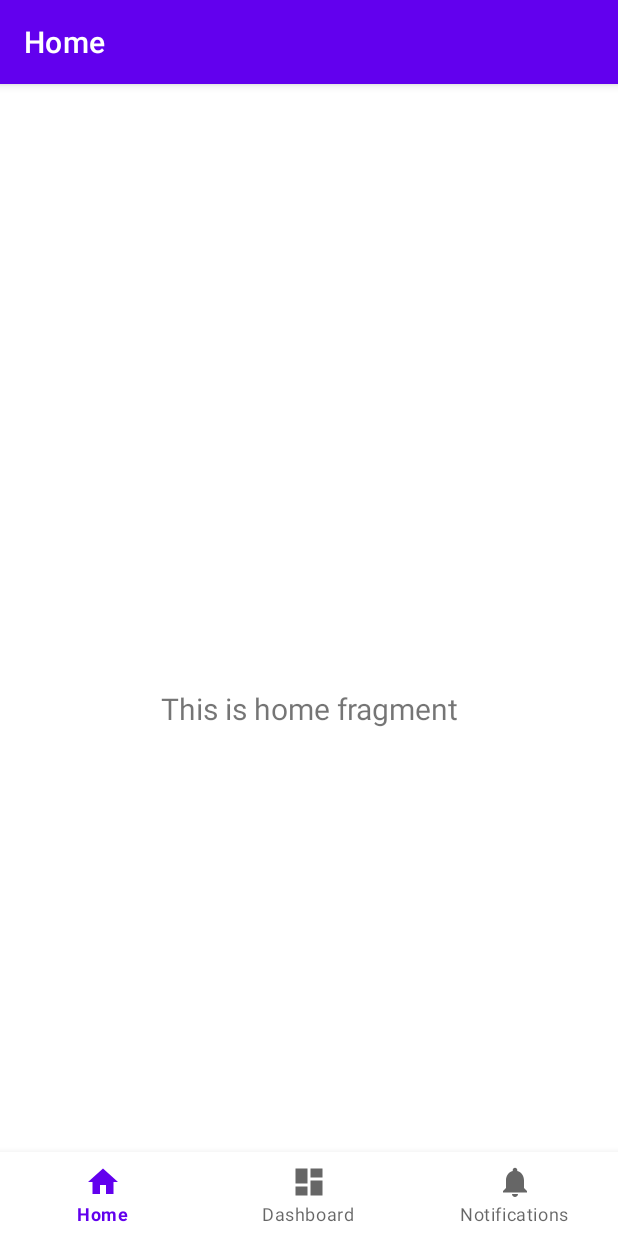
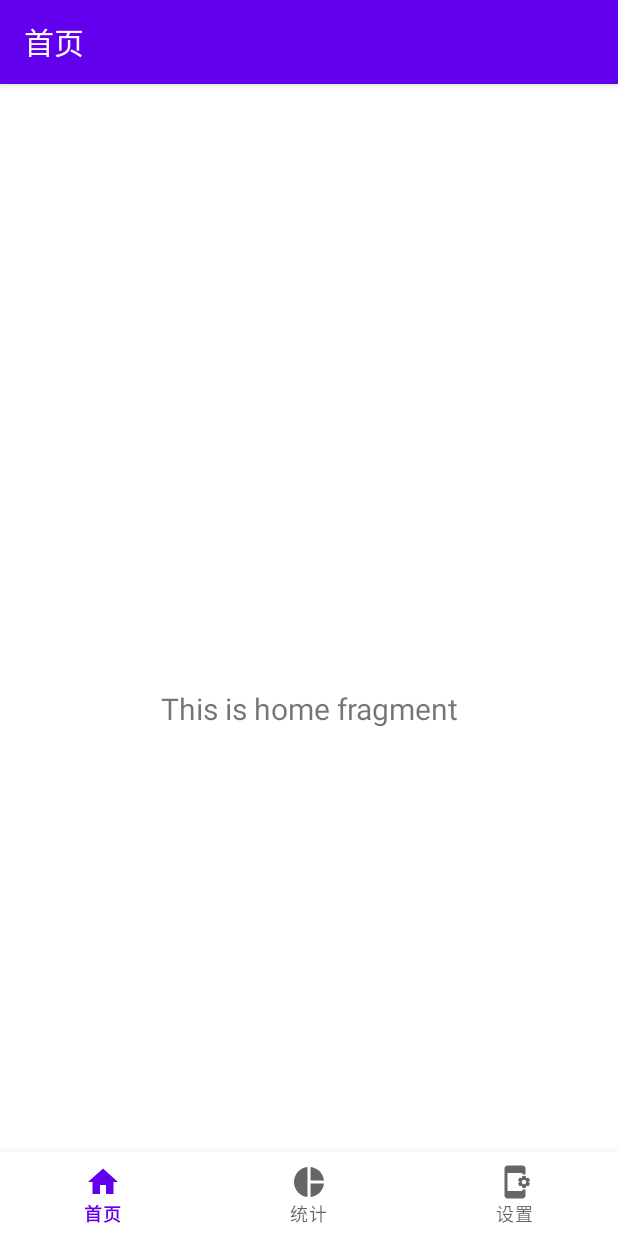
Before and after one commit to Losfff/AccountBook, an Android app: the screen it shows after launch (MainActivity), on a phone screen of 412 x 824 dp. Run offline under Robolectric (Android 15) with nearby library versions, the phone set to English and light mode, and no system bars; our stand-ins replace navigation-ui.

Commit message:
优化navigation图标

```diff
--- /dev/null
+++ b/app/src/main/res/drawable/baseline_app_settings_alt_24.xml
@@ -0,0 +1,5 @@
+<vector xmlns:android="http://schemas.android.com/apk/res/android" android:height="24dp" android:tint="#000000" android:viewportHeight="24" android:viewportWidth="24" android:width="24dp">
+
+    <path android:fillColor="@android:color/white" android:pathData="M21.81,12.74l-0.82,-0.63v-0.22l0.8,-0.63c0.16,-0.12 0.2,-0.34 0.1,-0.51l-0.85,-1.48c-0.07,-0.13 -0.21,-0.2 -0.35,-0.2 -0.05,0 -0.1,0.01 -0.15,0.03l-0.95,0.38c-0.08,-0.05 -0.11,-0.07 -0.19,-0.11l-0.15,-1.01c-0.03,-0.21 -0.2,-0.36 -0.4,-0.36h-1.71c-0.2,0 -0.37,0.15 -0.4,0.34l-0.14,1.01c-0.03,0.02 -0.07,0.03 -0.1,0.05l-0.09,0.06 -0.95,-0.38c-0.05,-0.02 -0.1,-0.03 -0.15,-0.03 -0.14,0 -0.27,0.07 -0.35,0.2l-0.85,1.48c-0.1,0.17 -0.06,0.39 0.1,0.51l0.8,0.63v0.23l-0.8,0.63c-0.16,0.12 -0.2,0.34 -0.1,0.51l0.85,1.48c0.07,0.13 0.21,0.2 0.35,0.2 0.05,0 0.1,-0.01 0.15,-0.03l0.95,-0.37c0.08,0.05 0.12,0.07 0.2,0.11l0.15,1.01c0.03,0.2 0.2,0.34 0.4,0.34h1.71c0.2,0 0.37,-0.15 0.4,-0.34l0.15,-1.01c0.03,-0.02 0.07,-0.03 0.1,-0.05l0.09,-0.06 0.95,0.38c0.05,0.02 0.1,0.03 0.15,0.03 0.14,0 0.27,-0.07 0.35,-0.2l0.85,-1.48c0.1,-0.17 0.06,-0.39 -0.1,-0.51zM18,13.5c-0.83,0 -1.5,-0.67 -1.5,-1.5s0.67,-1.5 1.5,-1.5 1.5,0.67 1.5,1.5 -0.67,1.5 -1.5,1.5zM17,17h2v4c0,1.1 -0.9,2 -2,2H7c-1.1,0 -2,-0.9 -2,-2V3c0,-1.1 0.9,-2 2,-2h10c1.1,0 2,0.9 2,2v4h-2V6H7v12h10v-1z"/>
+
+</vector>
--- /dev/null
+++ b/app/src/main/res/drawable/baseline_pie_chart_24.xml
@@ -0,0 +1,5 @@
+<vector xmlns:android="http://schemas.android.com/apk/res/android" android:height="24dp" android:tint="#000000" android:viewportHeight="24" android:viewportWidth="24" android:width="24dp">
+
+    <path android:fillColor="@android:color/white" android:pathData="M11,2v20c-5.07,-0.5 -9,-4.79 -9,-10s3.93,-9.5 9,-10zM13.03,2v8.99L22,10.99c-0.47,-4.74 -4.24,-8.52 -8.97,-8.99zM13.03,13.01L13.03,22c4.74,-0.47 8.5,-4.25 8.97,-8.99h-8.97z"/>
+
+</vector>
--- a/app/src/main/res/menu/bottom_nav_menu.xml
+++ b/app/src/main/res/menu/bottom_nav_menu.xml
@@ -8,12 +8,12 @@
 
     <item
         android:id="@+id/navigation_dashboard"
-        android:icon="@drawable/ic_dashboard_black_24dp"
+        android:icon="@drawable/baseline_pie_chart_24"
         android:title="@string/title_dashboard" />
 
     <item
         android:id="@+id/navigation_notifications"
-        android:icon="@drawable/ic_notifications_black_24dp"
+        android:icon="@drawable/baseline_app_settings_alt_24"
         android:title="@string/title_notifications" />
 
 </menu>
--- a/app/src/main/res/values/strings.xml
+++ b/app/src/main/res/values/strings.xml
@@ -1,6 +1,6 @@
 <resources>
     <string name="app_name">FastAccountBook</string>
-    <string name="title_home">Home</string>
-    <string name="title_dashboard">Dashboard</string>
-    <string name="title_notifications">Notifications</string>
+    <string name="title_home">首页</string>
+    <string name="title_dashboard">统计</string>
+    <string name="title_notifications">设置</string>
 </resources>
```
